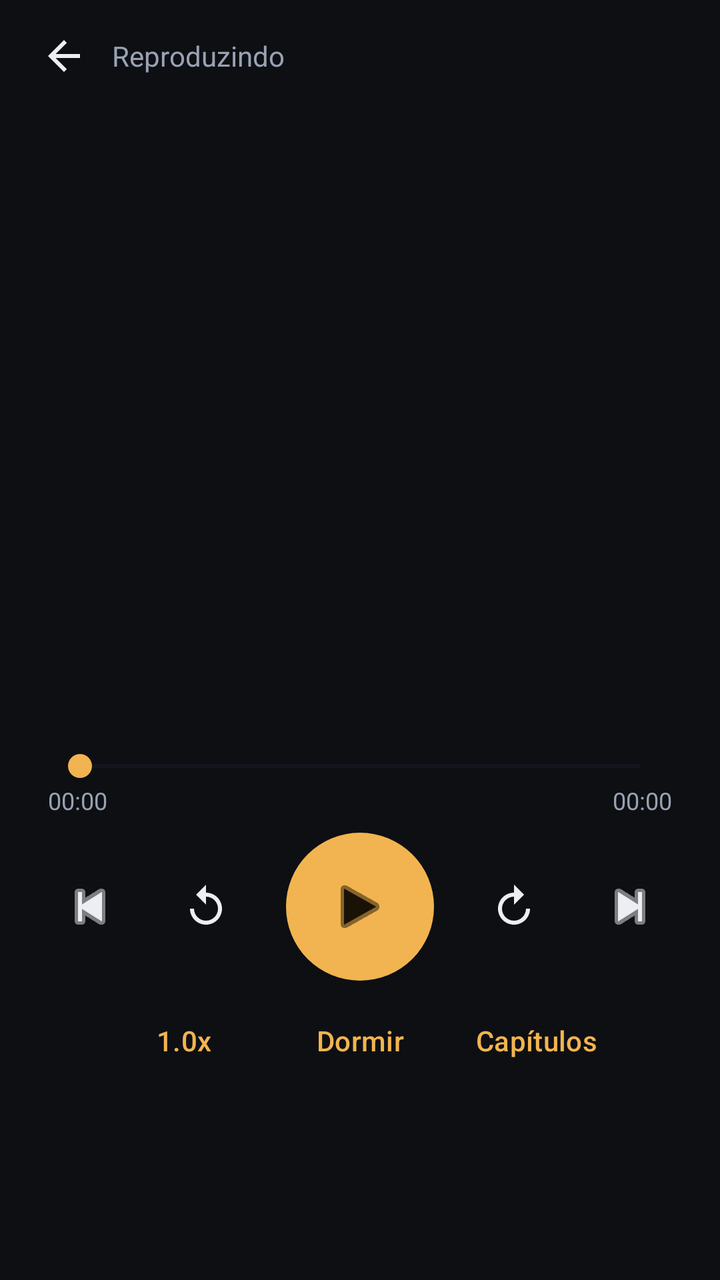
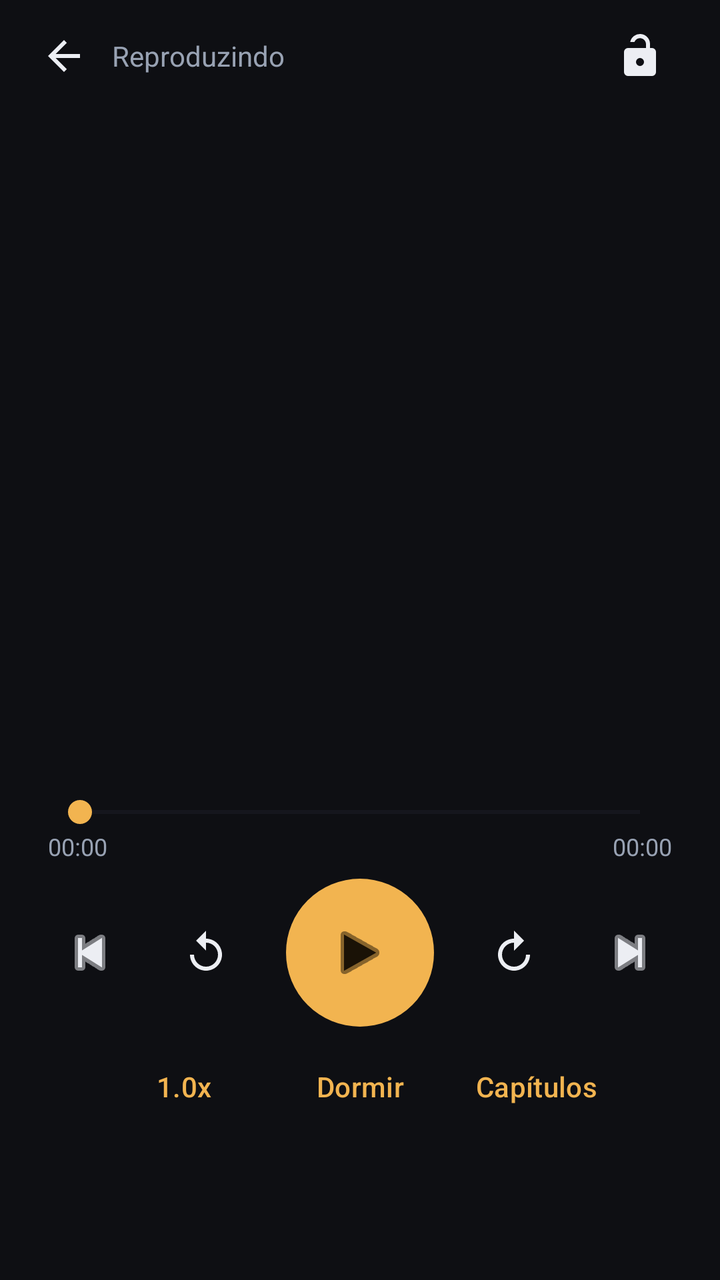

Two renders of the same Android screen: before a commit and after it. Below are the layout's source before the change and the commit's diff.
<!-- AndroidManifest.xml: application theme Theme.MeuAudiobook -->
<!-- res/layout/activity_player.xml -->
<?xml version="1.0" encoding="utf-8"?>
<LinearLayout xmlns:android="http://schemas.android.com/apk/res/android"
    android:layout_width="match_parent"
    android:layout_height="match_parent"
    android:background="@color/bg"
    android:fitsSystemWindows="true"
    android:orientation="vertical">

    <LinearLayout
        android:layout_width="match_parent"
        android:layout_height="wrap_content"
        android:gravity="center_vertical"
        android:orientation="horizontal"
        android:paddingStart="8dp"
        android:paddingEnd="16dp"
        android:paddingTop="4dp">

        <ImageButton
            android:id="@+id/btnBack"
            android:layout_width="48dp"
            android:layout_height="48dp"
            android:background="?attr/selectableItemBackgroundBorderless"
            android:contentDescription="@string/now_playing"
            android:src="@drawable/ic_back" />

        <TextView
            android:layout_width="wrap_content"
            android:layout_height="wrap_content"
            android:text="@string/now_playing"
            android:textColor="@color/text_dim"
            android:textSize="14sp" />
    </LinearLayout>

    <ScrollView
        android:layout_width="match_parent"
        android:layout_height="0dp"
        android:layout_weight="1"
        android:fillViewport="true"
        android:scrollbars="none">

        <LinearLayout
            android:layout_width="match_parent"
            android:layout_height="wrap_content"
            android:gravity="center_horizontal"
            android:orientation="vertical"
            android:paddingStart="24dp"
            android:paddingEnd="24dp"
            android:paddingTop="10dp"
            android:paddingBottom="28dp">

            <TextView
                android:id="@+id/cover"
                android:layout_width="190dp"
                android:layout_height="190dp"
                android:gravity="center"
                android:textColor="#FFFFFFFF"
                android:textSize="72sp"
                android:textStyle="bold"
                android:elevation="8dp" />

            <TextView
                android:id="@+id/title"
                android:layout_width="match_parent"
                android:layout_height="wrap_content"
                android:layout_marginTop="22dp"
                android:ellipsize="end"
                android:gravity="center"
                android:maxLines="2"
                android:textColor="@color/text"
                android:textSize="22sp"
                android:textStyle="bold" />

            <TextView
                android:id="@+id/author"
                android:layout_width="match_parent"
                android:layout_height="wrap_content"
                android:layout_marginTop="4dp"
                android:gravity="center"
                android:textColor="@color/text_dim"
                android:textSize="14sp" />

            <TextView
                android:id="@+id/chapter"
                android:layout_width="match_parent"
                android:layout_height="wrap_content"
                android:layout_marginTop="12dp"
                android:gravity="center"
                android:textColor="@color/accent"
                android:textSize="13sp" />

            <SeekBar
                android:id="@+id/seek"
                android:layout_width="match_parent"
                android:layout_height="wrap_content"
                android:layout_marginTop="18dp"
                android:progressTint="@color/accent"
                android:progressBackgroundTint="@color/divider"
                android:thumbTint="@color/accent" />

            <LinearLayout
                android:layout_width="match_parent"
                android:layout_height="wrap_content"
                android:orientation="horizontal">

                <TextView
                    android:id="@+id/timeCurrent"
                    android:layout_width="0dp"
                    android:layout_height="wrap_content"
                    android:layout_weight="1"
                    android:text="00:00"
                    android:textColor="@color/text_dim"
                    android:textSize="12sp" />

                <TextView
                    android:id="@+id/timeTotal"
                    android:layout_width="wrap_content"
                    android:layout_height="wrap_content"
                    android:text="00:00"
                    android:textColor="@color/text_dim"
                    android:textSize="12sp" />
            </LinearLayout>

            <LinearLayout
                android:layout_width="match_parent"
                android:layout_height="wrap_content"
                android:layout_marginTop="8dp"
                android:gravity="center"
                android:orientation="horizontal">

                <ImageButton
                    android:id="@+id/btnPrev"
                    style="@style/PlayerControl"
                    android:contentDescription="@string/previous_chapter"
                    android:src="@android:drawable/ic_media_previous" />

                <ImageButton
                    android:id="@+id/btnReplay"
                    style="@style/PlayerControl"
                    android:layout_marginStart="6dp"
                    android:contentDescription="@string/back_15"
                    android:src="@drawable/ic_replay" />

                <ImageButton
                    android:id="@+id/btnPlay"
                    android:layout_width="74dp"
                    android:layout_height="74dp"
                    android:layout_marginStart="14dp"
                    android:layout_marginEnd="14dp"
                    android:background="@drawable/bg_play_button"
                    android:contentDescription="@string/play"
                    android:padding="20dp"
                    android:src="@android:drawable/ic_media_play"
                    android:tint="@color/on_accent" />

                <ImageButton
                    android:id="@+id/btnForward"
                    style="@style/PlayerControl"
                    android:contentDescription="@string/forward_15"
                    android:src="@drawable/ic_forward" />

                <ImageButton
                    android:id="@+id/btnNext"
                    style="@style/PlayerControl"
                    android:layout_marginStart="6dp"
                    android:contentDescription="@string/next_chapter"
                    android:src="@android:drawable/ic_media_next" />
            </LinearLayout>

            <LinearLayout
                android:layout_width="match_parent"
                android:layout_height="wrap_content"
                android:layout_marginTop="6dp"
                android:gravity="center"
                android:orientation="horizontal">

                <com.google.android.material.button.MaterialButton
                    android:id="@+id/btnSpeed"
                    style="@style/Widget.Material3.Button.TextButton"
                    android:layout_width="wrap_content"
                    android:layout_height="wrap_content"
                    android:text="1.0x"
                    android:textColor="@color/accent" />

                <com.google.android.material.button.MaterialButton
                    android:id="@+id/btnSleep"
                    style="@style/Widget.Material3.Button.TextButton"
                    android:layout_width="wrap_content"
                    android:layout_height="wrap_content"
                    android:text="@string/sleep_timer"
                    android:textColor="@color/accent" />

                <com.google.android.material.button.MaterialButton
                    android:id="@+id/btnChapters"
                    style="@style/Widget.Material3.Button.TextButton"
                    android:layout_width="wrap_content"
                    android:layout_height="wrap_content"
                    android:text="@string/chapters"
                    android:textColor="@color/accent" />
            </LinearLayout>

            <TextView
                android:id="@+id/sleepInfo"
                android:layout_width="match_parent"
                android:layout_height="wrap_content"
                android:layout_marginTop="4dp"
                android:gravity="center"
                android:textColor="@color/text_dim"
                android:textSize="12sp"
                android:visibility="gone" />
        </LinearLayout>
    </ScrollView>
</LinearLayout>
<!-- resources referenced by this layout -->
<resources>
  <color name="accent">#F2B450</color>
  <color name="bg">#0E0F13</color>
  <color name="divider">#252A35</color>
  <color name="on_accent">#1A1206</color>
  <color name="text">#ECEEF3</color>
  <color name="text_dim">#98A2B3</color>
  <!-- drawable bg_play_button (drawable) -->
  <?xml version="1.0" encoding="utf-8"?>
  <shape xmlns:android="http://schemas.android.com/apk/res/android" android:shape="oval">
      <solid android:color="@color/accent" />
  </shape>
  <!-- drawable ic_back (drawable) -->
  <vector xmlns:android="http://schemas.android.com/apk/res/android"
      android:width="24dp" android:height="24dp"
      android:viewportWidth="24" android:viewportHeight="24"
      android:tint="@color/text">
      <path android:fillColor="#FFFFFFFF"
          android:pathData="M20,11H7.83l5.59,-5.59L12,4l-8,8 8,8 1.41,-1.41L7.83,13H20v-2z" />
  </vector>
  <!-- drawable ic_forward (drawable) -->
  <vector xmlns:android="http://schemas.android.com/apk/res/android"
      android:width="24dp" android:height="24dp"
      android:viewportWidth="24" android:viewportHeight="24">
      <path android:fillColor="#FFFFFFFF"
          android:pathData="M12,5V1l5,5 -5,5V7c-3.31,0 -6,2.69 -6,6s2.69,6 6,6 6,-2.69 6,-6h2c0,4.42 -3.58,8 -8,8s-8,-3.58 -8,-8 3.58,-8 8,-8z" />
  </vector>
  <!-- drawable ic_replay (drawable) -->
  <vector xmlns:android="http://schemas.android.com/apk/res/android"
      android:width="24dp" android:height="24dp"
      android:viewportWidth="24" android:viewportHeight="24">
      <path android:fillColor="#FFFFFFFF"
          android:pathData="M12,5V1L7,6l5,5V7c3.31,0 6,2.69 6,6s-2.69,6 -6,6 -6,-2.69 -6,-6H4c0,4.42 3.58,8 8,8s8,-3.58 8,-8 -3.58,-8 -8,-8z" />
  </vector>
  <string name="back_15">Voltar 15 segundos</string>
  <string name="chapters">Capítulos</string>
  <string name="forward_15">Avançar 15 segundos</string>
  <string name="next_chapter">Próximo capítulo</string>
  <string name="now_playing">Reproduzindo</string>
  <string name="play">Reproduzir</string>
  <string name="previous_chapter">Capítulo anterior</string>
  <string name="sleep_timer">Dormir</string>
  <style name="PlayerControl">
          <item name="android:layout_width">52dp</item>
          <item name="android:layout_height">52dp</item>
          <item name="android:background">?attr/selectableItemBackgroundBorderless</item>
          <item name="android:tint">@color/text</item>
      </style>
  <style name="Theme.MeuAudiobook" parent="Theme.Material3.Dark.NoActionBar">
          <item name="android:windowBackground">@color/bg</item>
          <item name="android:statusBarColor">@color/bg</item>
          <item name="android:navigationBarColor">@color/bg</item>
          <item name="android:windowLightStatusBar">false</item>
          <item name="colorPrimary">@color/accent</item>
          <item name="colorOnPrimary">@color/on_accent</item>
          <item name="colorSurface">@color/surface</item>
          <item name="colorOnSurface">@color/text</item>
          <item name="android:textColorPrimary">@color/text</item>
          <item name="android:textColorSecondary">@color/text_dim</item>
          <item name="android:textColorHint">@color/text_dim</item>
      </style>
  <color name="surface">#171A21</color>
</resources>

<!-- the commit's change to res/layout/activity_player.xml (unified diff, before → after) -->
@@ -29,6 +29,34 @@
             android:text="@string/now_playing"
             android:textColor="@color/text_dim"
             android:textSize="14sp" />
+
+        <View
+            android:layout_width="0dp"
+            android:layout_height="1dp"
+            android:layout_weight="1" />
+
+        
+        <com.google.android.material.button.MaterialButton
+            android:id="@+id/btnSkip"
+            style="@style/Widget.Material3.Button.TextButton"
+            android:layout_width="wrap_content"
+            android:layout_height="48dp"
+            android:minWidth="0dp"
+            android:paddingStart="10dp"
+            android:paddingEnd="10dp"
+            android:textColor="@color/accent"
+            android:textSize="13sp" />
+
+        
+        <ImageButton
+            android:id="@+id/btnLock"
+            android:layout_width="48dp"
+            android:layout_height="48dp"
+            android:background="?attr/selectableItemBackgroundBorderless"
+            android:contentDescription="@string/lock"
+            android:padding="12dp"
+            android:src="@drawable/ic_lock_open"
+            android:tint="@color/text" />
     </LinearLayout>
 
     <ScrollView
@@ -87,6 +115,17 @@
                 android:gravity="center"
                 android:textColor="@color/accent"
                 android:textSize="13sp" />
+
+            
+            <TextView
+                android:id="@+id/percent"
+                android:layout_width="match_parent"
+                android:layout_height="wrap_content"
+                android:layout_marginTop="4dp"
+                android:gravity="center"
+                android:textColor="@color/playing_red"
+                android:textSize="14sp"
+                android:textStyle="bold" />
 
             <SeekBar
                 android:id="@+id/seek"
<!-- resource entries referenced after the edit -->
@@ -4,6 +4,7 @@
   <color name="bg">#0E0F13</color>
   <color name="divider">#252A35</color>
   <color name="on_accent">#1A1206</color>
+  <color name="playing_red">#E53935</color>
   <color name="text">#ECEEF3</color>
   <color name="text_dim">#98A2B3</color>
   <!-- drawable bg_play_button (drawable) -->
@@ -26,6 +27,16 @@
       <path android:fillColor="#FFFFFFFF"
           android:pathData="M12,5V1l5,5 -5,5V7c-3.31,0 -6,2.69 -6,6s2.69,6 6,6 6,-2.69 6,-6h2c0,4.42 -3.58,8 -8,8s-8,-3.58 -8,-8 3.58,-8 8,-8z" />
   </vector>
+  <!-- drawable ic_lock_open (drawable) -->
+  <vector xmlns:android="http://schemas.android.com/apk/res/android"
+      android:width="24dp"
+      android:height="24dp"
+      android:viewportWidth="24"
+      android:viewportHeight="24">
+      <path
+          android:fillColor="#FFFFFFFF"
+          android:pathData="M18,8h-1V6a5,5 0 0,0 -9.9,-1h2.1a3,3 0 0,1 5.8,1v2H6a2,2 0 0,0 -2,2v10a2,2 0 0,0 2,2h12a2,2 0 0,0 2,-2V10a2,2 0 0,0 -2,-2zM12,17a2,2 0 1,1 0,-4 2,2 0 0,1 0,4z" />
+  </vector>
   <!-- drawable ic_replay (drawable) -->
   <vector xmlns:android="http://schemas.android.com/apk/res/android"
       android:width="24dp" android:height="24dp"
@@ -36,6 +47,7 @@
   <string name="back_15">Voltar 15 segundos</string>
   <string name="chapters">Capítulos</string>
   <string name="forward_15">Avançar 15 segundos</string>
+  <string name="lock">Bloquear controles</string>
   <string name="next_chapter">Próximo capítulo</string>
   <string name="now_playing">Reproduzindo</string>
   <string name="play">Reproduzir</string>
